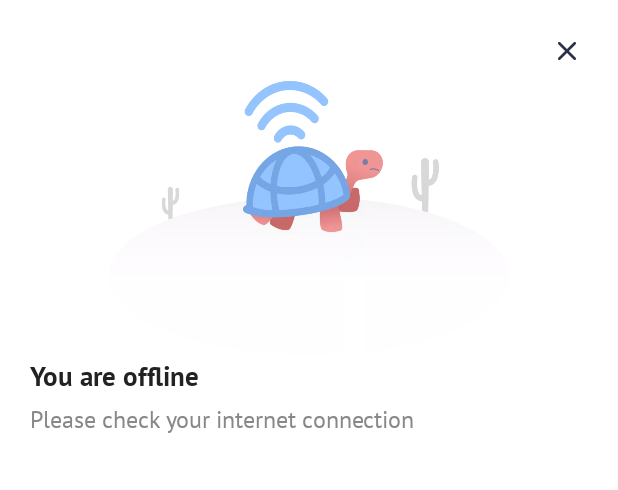
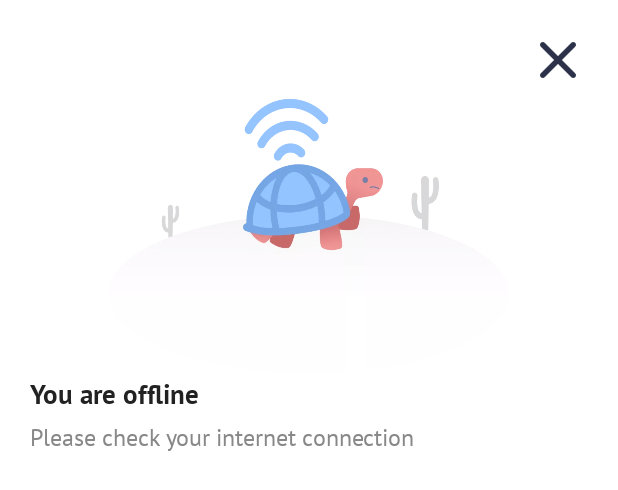
Before and after one commit to nateriver01/Test-iTunes-Movies, an Android app: the layout bottomsheet_error.xml on its own in the app's theme, with its tools: preview values and no code run, on a phone screen of 412 x 824 dp. Shown: the top 490 px of the screen. Run offline under Robolectric (Android 15) with nearby library versions, the light colour scheme and no system bars.

Commit message:
1. adjust string resource for offline connection 2. delete unused string resource 3. add content desc and important accesibility 4. adjust close button size and text size

```diff
--- a/app/src/main/res/values/strings.xml
+++ b/app/src/main/res/values/strings.xml
@@ -13,4 +13,5 @@
     <string name="no_favmovie_yet">You don\'t have Favourite Movies yet</string>
     <string name="try_again">Try Again</string>
     <string name="movies_notfound_desc">The movies you search currently not available. Please try again</string>
+    <string name="close_dialog_button">Close Dialog Button</string>
 </resources>
--- a/app/src/main/res/values/styles.xml
+++ b/app/src/main/res/values/styles.xml
@@ -411,8 +411,8 @@
     </style>
 
     <style name="Clickable.DialogClose">
-        <item name="android:layout_width">28dp</item>
-        <item name="android:layout_height">28dp</item>
+        <item name="android:layout_width">40dp</item>
+        <item name="android:layout_height">40dp</item>
         <item name="android:padding">8dp</item>
         <item name="android:clickable">true</item>
         <item name="android:focusable">false</item>
@@ -421,7 +421,7 @@
 
     <style name="Clickable.LihatSemua">
         <item name="android:textColor">@color/dusk_blue</item>
-        <item name="android:textSize">12dp</item>
+        <item name="android:textSize">12sp</item>
         <item name="android:clickable">true</item>
         <item name="android:focusable">false</item>
         <item name="android:background">@drawable/ripple_rounded</item>
```
